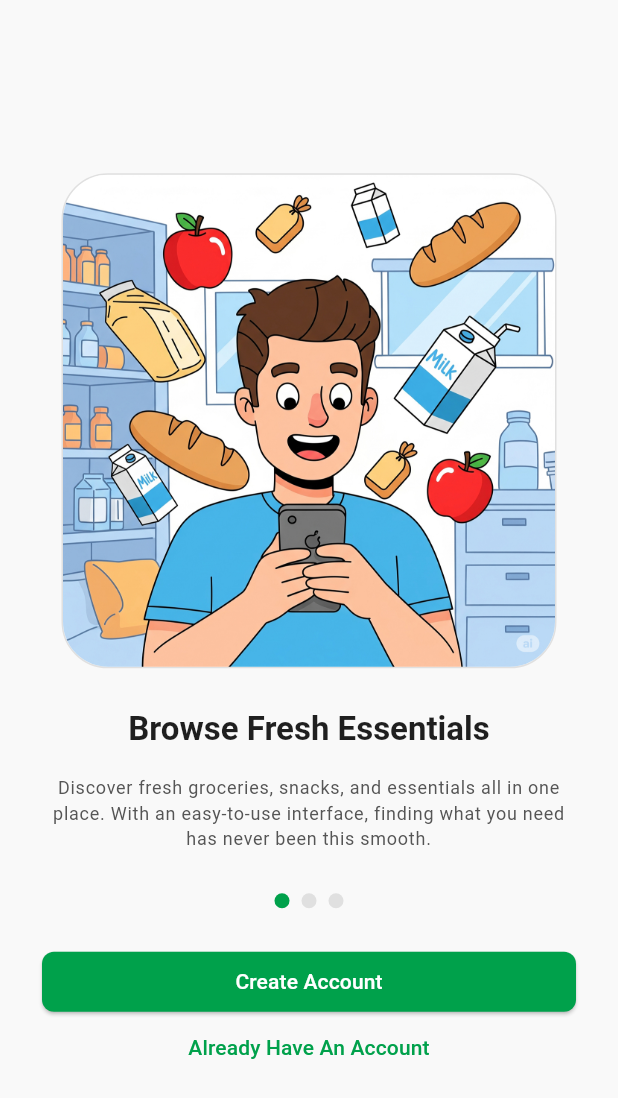
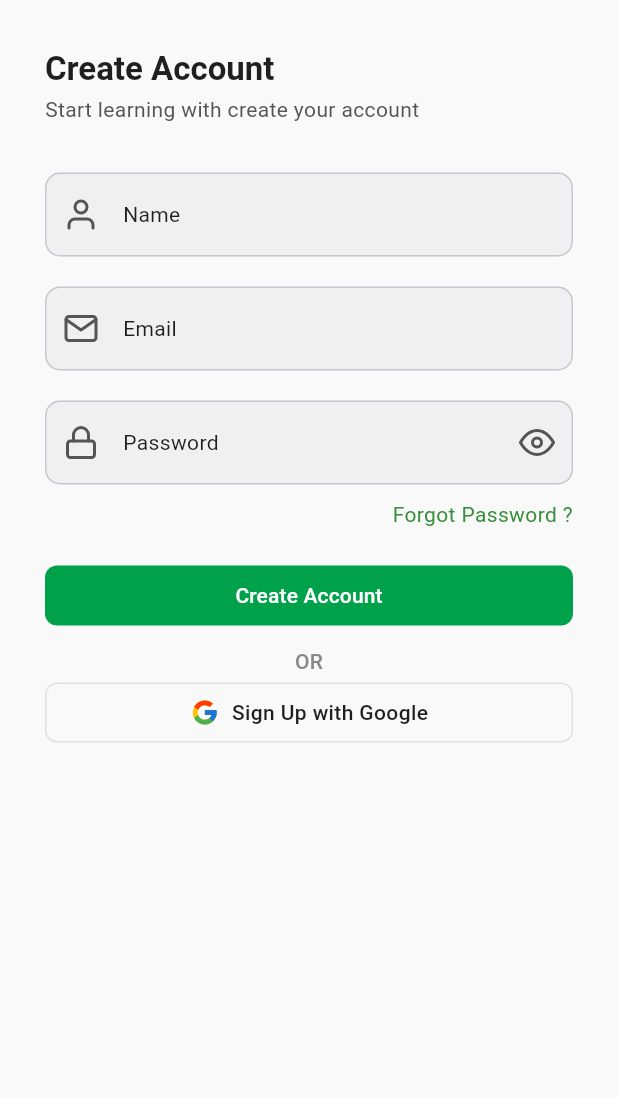
Before and after one commit to Neel-Pandya/FreshCart-App, a Flutter app: the OnboardingScreen screen opened by its route, after a tap on "Create Account", on a phone screen of 412 x 824 dp. Shown: the top 1098 px of the screen. Run offline on Flutter 3.47's test engine with Material 3 defaults, Android fonts, the phone set to English and light mode, and no system bars; drawn by our look-alikes of smooth_page_indicator; our stand-ins replace flutter_feather_icons, flutter_svg, form_field_validator, google_fonts, pin_code_fields, toastification.

Commit message:
Add signup flow with UI components and routing
Introduces signup and verification screens, reusable UI widgets (FilledTextfield, OTP input, buttons), and a Toaster utility for notifications. Updates routing to support new screens and enhances onboarding navigation. Adds Google icon asset and updates dependencies for form validation, toast notifications, SVG, Feather icons, and OTP input.

```diff
--- a/frontend/lib/core/routes/app_routes.dart
+++ b/frontend/lib/core/routes/app_routes.dart
@@ -1,5 +1,7 @@
 // lib/core/routes/app_routes.dart
 import 'package:flutter/material.dart';
+import 'package:frontend/features/auth/signup/signup_screen.dart';
+import 'package:frontend/features/auth/signup/signup_verification_screen.dart';
 import 'package:frontend/features/onboarding/onboarding_screen.dart';
 import 'package:frontend/features/splash/splash_screen.dart';
 
@@ -7,12 +9,14 @@ class Routes {
   Routes._();
   static const splash = '/splash';
   static const onBoarding = '/onboarding';
-  static const demo = '/demo';
+  static const signUp = '/signUp';
+  static const signUpVerification = '/signupVerification';
 
   // Map of routes
   static final routes = <String, WidgetBuilder>{
     splash: (_) => const SplashScreen(),
     onBoarding: (_) => const OnboardingScreen(),
-    demo: (_) => const OnboardingScreen(),
+    signUp: (_) => const SignupScreen(),
+    signUpVerification: (_) => const SignupVerificationScreen(),
   };
 }
--- a/frontend/lib/core/theme/app_colors.dart
+++ b/frontend/lib/core/theme/app_colors.dart
@@ -19,4 +19,7 @@ final class AppColors {
   static const Color textPrimary = Color(0xFF1F1F1F);
   static const Color textSecondary = Color(0xFF555555);
   static const Color textMuted = Color(0xFF888888);
+
+  // Icon color
+  static const Color iconColor = Color(0XFF555555);
 }
--- /dev/null
+++ b/frontend/lib/core/utils/toaster.dart
@@ -0,0 +1,65 @@
+import 'package:flutter/material.dart';
+import 'package:toastification/toastification.dart';
+
+class Toaster {
+  static final _toastification = Toastification();
+
+  static void _showMessage({
+    required String title,
+    required String message,
+    required BuildContext context,
+    required ToastificationType type,
+    IconData? icon,
+  }) {
+    _toastification.show(
+      context: context,
+      title: Text(title),
+      description: Text(message),
+      style: ToastificationStyle.fillColored,
+      autoCloseDuration: const Duration(seconds: 2),
+      alignment: Alignment.topCenter,
+      animationDuration: const Duration(milliseconds: 400),
+      type: type,
+      icon: Icon(icon),
+      showIcon: icon != null,
+      closeButton: ToastCloseButton(
+        buttonBuilder: (context, onClose) {
+          return IconButton(onPressed: onClose, icon: const Icon(Icons.close));
+        },
+      ),
+      closeOnClick: false,
+      pauseOnHover: false,
+      applyBlurEffect: true,
+    );
+  }
+
+  static void showSuccessMessage({
+    String title = 'Success',
+    required BuildContext context,
+    required String message,
+    IconData? icon = Icons.check_circle,
+  }) {
+    _showMessage(
+      title: title,
+      message: message,
+      context: context,
+      type: ToastificationType.success,
+      icon: icon,
+    );
+  }
+
+  static void showErrorMessage({
+    String title = 'Error',
+    required BuildContext context,
+    required String message,
+    IconData? icon = Icons.error,
+  }) {
+    _showMessage(
+      title: title,
+      message: message,
+      context: context,
+      type: ToastificationType.error,
+      icon: icon,
+    );
+  }
+}
--- /dev/null
+++ b/frontend/lib/core/widgets/filled_textfield.dart
@@ -0,0 +1,120 @@
+import 'package:flutter/material.dart';
+import 'package:frontend/core/theme/app_colors.dart';
+import 'package:frontend/core/theme/app_typography.dart';
+
+class FilledTextfield extends StatefulWidget {
+  const FilledTextfield({
+    super.key,
+    this.controller,
+    this.onChanged,
+    this.validator,
+    this.labelText,
+    this.hintText,
+    this.prefixIcon,
+    this.prefixIconColor = AppColors.iconColor,
+    this.suffixIcon,
+    this.onSuffixTap,
+    this.obscureText = false,
+    this.keyboardType,
+  });
+
+  final TextEditingController? controller;
+  final void Function(String)? onChanged;
+  final String? Function(String?)? validator;
+  final String? labelText;
+  final String? hintText;
+  final IconData? prefixIcon;
+  final Color prefixIconColor;
+  final IconData? suffixIcon;
+  final VoidCallback? onSuffixTap;
+  final bool obscureText;
+  final TextInputType? keyboardType;
+
+  @override
+  State<FilledTextfield> createState() => _FilledTextfieldState();
+}
+
+class _FilledTextfieldState extends State<FilledTextfield> {
+  late FocusNode _focusNode;
+  bool _isFocused = false;
+  bool _hasError = false;
+
+  @override
+  void initState() {
+    super.initState();
+    _focusNode = FocusNode()
+      ..addListener(() {
+        setState(() => _isFocused = _focusNode.hasFocus);
+      });
+  }
+
+  @override
+  void dispose() {
+    _focusNode.dispose();
+    super.dispose();
+  }
+
+  Color _getIconColor({required Color defaultColor}) {
+    if (_hasError) return AppColors.error;
+    if (_isFocused) return AppColors.primary;
+    return defaultColor;
+  }
+
+  @override
+  Widget build(BuildContext context) {
+    return TextFormField(
+      controller: widget.controller,
+      obscureText: widget.obscureText,
+      keyboardType: widget.keyboardType,
+      validator: (value) {
+        final error = widget.validator?.call(value);
+        setState(() => _hasError = error != null);
+        return error;
+      },
+      onChanged: widget.onChanged,
+      focusNode: _focusNode,
+      decoration: InputDecoration(
+        labelText: widget.labelText,
+        labelStyle: AppTypography.bodyMedium,
+        hintText: widget.hintText,
+        hintStyle: AppTypography.bodyMedium,
+
+        prefixIcon: widget.prefixIcon != null
+            ? Icon(widget.prefixIcon, color: _getIconColor(defaultColor: widget.prefixIconColor))
+            : null,
+
+        suffixIcon: widget.suffixIcon != null
+            ? GestureDetector(
+                onTap: widget.onSuffixTap,
+                child: Icon(
+                  widget.suffixIcon,
+                  color: _getIconColor(defaultColor: AppColors.iconColor),
+                ),
+              )
+            : null,
+
+        filled: true,
+        fillColor: _isFocused
+            ? AppColors.background
+            : const Color(0xFFE0E0E0).withValues(alpha: 0.35),
+
+        enabledBorder: OutlineInputBorder(
+          borderRadius: BorderRadius.circular(10),
+          borderSide: const BorderSide(color: Color(0xFFCAC4D0), width: 1),
+        ),
+        focusedBorder: OutlineInputBorder(
+          borderRadius: BorderRadius.circular(10),
+          borderSide: const BorderSide(color: AppColors.primary, width: 1.5),
+        ),
+        errorBorder: OutlineInputBorder(
+          borderRadius: BorderRadius.circular(10),
+          borderSide: const BorderSide(color: AppColors.error, width: 1),
+        ),
+        focusedErrorBorder: OutlineInputBorder(
+          borderRadius: BorderRadius.circular(10),
+          borderSide: const BorderSide(color: AppColors.error, width: 1.5),
+        ),
+      ),
+    );
+  }
+}
--- a/frontend/lib/core/widgets/primary_button.dart
+++ b/frontend/lib/core/widgets/primary_button.dart
@@ -14,6 +14,7 @@ class PrimaryButton extends StatelessWidget {
       style: ElevatedButton.styleFrom(
         padding: const EdgeInsets.symmetric(vertical: 10),
         backgroundColor: AppColors.primary,
+        shadowColor: Colors.transparent,
         shape: RoundedRectangleBorder(borderRadius: BorderRadius.circular(8)),
       ),
       child: Text(text, style: AppTypography.titleSmall.copyWith(color: Colors.white)),
--- /dev/null
+++ b/frontend/lib/core/widgets/secondary_button.dart
@@ -0,0 +1,44 @@
+import 'package:flutter/material.dart';
+import 'package:frontend/core/theme/app_colors.dart';
+import 'package:frontend/core/theme/app_typography.dart';
+
+class SecondaryButton extends StatelessWidget {
+  const SecondaryButton({super.key, required this.text, this.onPressed, this.icon});
+  final void Function()? onPressed;
+  final String text;
+  final Widget? icon;
+
+  @override
+  Widget build(BuildContext context) {
+    final style = ElevatedButton.styleFrom(
+      padding: const EdgeInsets.symmetric(vertical: 10),
+      backgroundColor: AppColors.background,
+
+      shadowColor: Colors.transparent,
+      shape: RoundedRectangleBorder(
+        borderRadius: BorderRadius.circular(8),
+        side: const BorderSide(color: Color(0xFFE0E0E0), width: 1),
+      ),
+    );
+
+    if (icon != null) {
+      return ElevatedButton.icon(
+        icon: icon,
+        style: style,
+        onPressed: onPressed ?? () {},
+        label: Text(
+          text,
+          style: AppTypography.bodyMediumEmphasized.copyWith(color: AppColors.textPrimary),
+        ),
+      );
+    }
+    return ElevatedButton(
+      onPressed: onPressed ?? () {},
+      style: style,
+      child: Text(
+        text,
+        style: AppTypography.bodyMediumEmphasized.copyWith(color: AppColors.textPrimary),
+      ),
+    );
+  }
+}
--- /dev/null
+++ b/frontend/lib/features/auth/signup/signup_screen.dart
@@ -0,0 +1,42 @@
+import 'package:flutter/material.dart';
+import 'package:frontend/core/theme/app_colors.dart';
+import 'package:frontend/core/theme/app_typography.dart';
+import 'package:frontend/features/auth/signup/widgets/signup_form.dart';
+
+class SignupScreen extends StatelessWidget {
+  const SignupScreen({super.key});
+
+  Widget _buildTitle() {
+    return Column(
+      crossAxisAlignment: CrossAxisAlignment.start,
+      children: [
+        Text(
+          'Create Account',
+          style: AppTypography.titleLargeEmphasized.copyWith(color: AppColors.textPrimary),
+        ),
+        const SizedBox(height: 2),
+        Text(
+          'Start learning with create your account',
+          style: AppTypography.bodyMedium.copyWith(color: AppColors.textSecondary),
+        ),
+      ],
+    );
+  }
+
+  @override
+  Widget build(BuildContext context) {
+    return Scaffold(
+      body: SafeArea(
+        child: Padding(
+          padding: const EdgeInsets.all(30),
+          child: SingleChildScrollView(
+            child: Column(
+              crossAxisAlignment: CrossAxisAlignment.stretch,
+              children: [_buildTitle(), const SizedBox(height: 32), const SignupForm()],
+            ),
+          ),
+        ),
+      ),
+    );
+  }
+}
--- /dev/null
+++ b/frontend/lib/features/auth/signup/widgets/signup_form.dart
@@ -0,0 +1,135 @@
+import 'package:flutter/material.dart';
+import 'package:flutter_feather_icons/flutter_feather_icons.dart';
+import 'package:flutter_svg/flutter_svg.dart';
+import 'package:form_field_validator/form_field_validator.dart';
+import 'package:frontend/core/routes/app_routes.dart';
+import 'package:frontend/core/theme/app_colors.dart';
+import 'package:frontend/core/theme/app_typography.dart';
+import 'package:frontend/core/utils/toaster.dart';
+import 'package:frontend/core/widgets/filled_textfield.dart';
+import 'package:frontend/core/widgets/primary_button.dart';
+import 'package:frontend/core/widgets/secondary_button.dart';
+
+class SignupForm extends StatefulWidget {
+  const SignupForm({super.key});
+
+  @override
+  State<SignupForm> createState() => _SignupFormState();
+}
+
+class _SignupFormState extends State<SignupForm> {
+  final GlobalKey<FormState> _formKey = GlobalKey<FormState>();
+  bool _obscurePassword = true;
+
+  void _handleCreateAccount() {
+    if (!_formKey.currentState!.validate()) return;
+
+    Toaster.showSuccessMessage(context: context, message: 'Account created');
+
+    Future.delayed(const Duration(seconds: 2), () {
+      if (!mounted) return;
+
+      Navigator.of(context).pushNamed(Routes.signUpVerification);
+    });
+  }
+
+  @override
+  Widget build(BuildContext context) {
+    return Form(
+      key: _formKey,
+      child: Column(
+        crossAxisAlignment: CrossAxisAlignment.stretch,
+        children: [
+          FilledTextfield(
+            prefixIcon: FeatherIcons.user,
+            hintText: 'Enter your name',
+            labelText: 'Name',
+            keyboardType: TextInputType.name,
+            validator: MultiValidator([
+              RequiredValidator(errorText: 'Name is required'),
+              MinLengthValidator(2, errorText: 'At least 2 characters'),
+              MaxLengthValidator(50, errorText: 'At most 50 characters'),
+              PatternValidator(
+                r'^[a-zA-Z\s]+$',
+                errorText: 'Name can only contain letters and spaces',
+              ),
+            ]).call,
+          ),
+          const SizedBox(height: 20),
+
+          FilledTextfield(
+            prefixIcon: FeatherIcons.mail,
+            hintText: 'Enter your email',
+            labelText: 'Email',
+            keyboardType: TextInputType.emailAddress,
+            validator: MultiValidator([
+              RequiredValidator(errorText: 'Email is required'),
+              EmailValidator(errorText: 'Enter a valid email'),
+              MinLengthValidator(6, errorText: 'At least 6 characters'),
+              MaxLengthValidator(254, errorText: 'At most 254 characters'),
+            ]).call,
+          ),
+          const SizedBox(height: 20),
+
+          FilledTextfield(
+            prefixIcon: FeatherIcons.lock,
+            hintText: 'Enter your password',
+            labelText: 'Password',
+            obscureText: _obscurePassword,
+            suffixIcon: _obscurePassword ? FeatherIcons.eye : FeatherIcons.eyeOff,
+            validator: MultiValidator([
+              RequiredValidator(errorText: 'Password is required'),
+              MinLengthValidator(8, errorText: 'At least 8 characters'),
+              MaxLengthValidator(50, errorText: 'At most 50 characters'),
+
+              PatternValidator(
+                r'^(?=.*[A-Z]).+$',
+                errorText: 'Must contain at least one uppercase letter',
+              ),
+
+              PatternValidator(
+                r'^(?=.*[a-z]).+$',
+                errorText: 'Must contain at least one lowercase letter',
+              ),
+
+              PatternValidator(r'^(?=.*\d).+$', errorText: 'Must contain at least one number'),
+
+              PatternValidator(
+                r'^(?=.*[!@#$%^&*()_+{}\[\]:;<>,.?~\\/-]).+$',
+                errorText: 'Must contain at least one special character',
+              ),
+            ]).call,
+            onSuffixTap: () => setState(() => _obscurePassword = !_obscurePassword),
+          ),
+
+          const SizedBox(height: 10),
+
+          GestureDetector(
+            child: Text(
+              'Forgot Password ?',
+              textAlign: TextAlign.end,
+              style: AppTypography.bodyMedium.copyWith(color: AppColors.success),
+            ),
+          ),
+
+          const SizedBox(height: 20),
+
+          PrimaryButton(text: 'Create Account', onPressed: _handleCreateAccount),
+
+          const SizedBox(height: 10),
+
+          Text(
+            'OR',
+            textAlign: TextAlign.center,
+            style: AppTypography.labelLarge.copyWith(color: AppColors.textMuted),
+          ),
+
+          SecondaryButton(
+            text: 'Sign Up with Google',
+            icon: SvgPicture.asset('assets/icons/google_icon.svg', width: 20, height: 20),
+          ),
+        ],
+      ),
+    );
+  }
+}
--- a/frontend/lib/features/onboarding/onboarding_screen.dart
+++ b/frontend/lib/features/onboarding/onboarding_screen.dart
@@ -1,4 +1,5 @@
 import 'package:flutter/material.dart';
+import 'package:frontend/core/routes/app_routes.dart';
 import 'package:frontend/core/theme/app_colors.dart';
 import 'package:frontend/core/theme/app_typography.dart';
 import 'package:frontend/core/widgets/primary_button.dart';
@@ -60,7 +61,10 @@ class _OnboardingScreenState extends State<OnboardingScreen> {
     return Column(
       crossAxisAlignment: CrossAxisAlignment.stretch,
       children: [
-        const PrimaryButton(text: 'Create Account'),
+        PrimaryButton(
+          text: 'Create Account',
+          onPressed: () => Navigator.of(context).pushNamed(Routes.signUp),
+        ),
         const SizedBox(height: 10),
         GestureDetector(
           child: Text(
--- a/frontend/pubspec.yaml
+++ b/frontend/pubspec.yaml
@@ -36,6 +36,11 @@ dependencies:
   cupertino_icons: ^1.0.8
   google_fonts: ^6.3.1
   smooth_page_indicator: ^1.2.1
+  flutter_feather_icons: ^2.0.0+1
+  flutter_svg: ^2.2.1
+  form_field_validator: ^1.1.0
+  toastification: ^3.0.3
+  pin_code_fields: ^8.0.1
 
 dev_dependencies:
   flutter_test:
@@ -66,6 +71,7 @@ flutter:
   assets:
     - assets/images/onboarding/
     - assets/images/
+    - assets/icons/
 
   # An image asset can refer to one or more resolution-specific "variants", see
   # https://flutter.dev/to/resolution-aware-images
```
Also changed, not shown: frontend/lib/core/widgets/otp_input.dart (added, +86 -0 lines), frontend/lib/features/auth/signup/signup_verification_screen.dart (added, +147 -0 lines), frontend/assets/icons/google_icon.svg (added), frontend/pubspec.lock.
